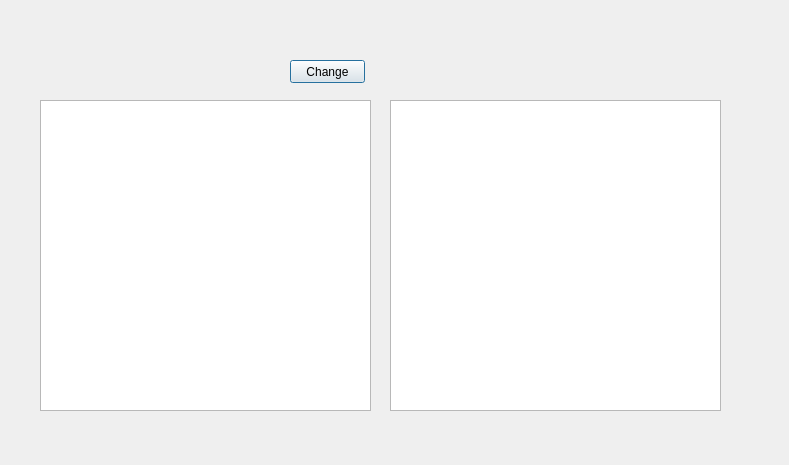
Above: c_program/f_program_layout/lib/english_dialog.ui from oseongryu/python before the change. Below: the same form after it.
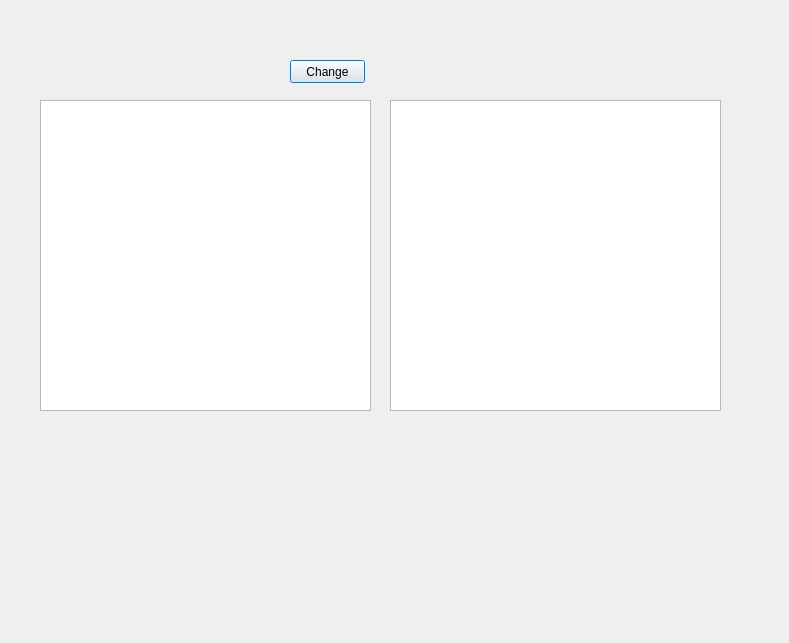
That is the form after the change.

Commit message: Add EnglishDialog, Test gridlayout

What changed in the file:
```diff
--- a/c_program/f_program_layout/lib/english_dialog.ui
+++ b/c_program/f_program_layout/lib/english_dialog.ui
@@ -7,7 +7,7 @@
     <x>0</x>
     <y>0</y>
     <width>789</width>
-    <height>465</height>
+    <height>643</height>
    </rect>
   </property>
   <property name="windowTitle">
```
The commit also changes 1 other file.
